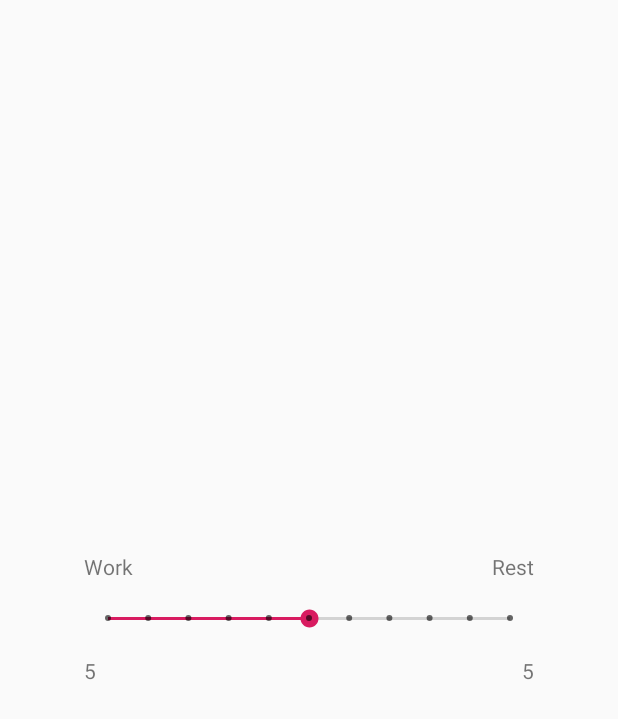
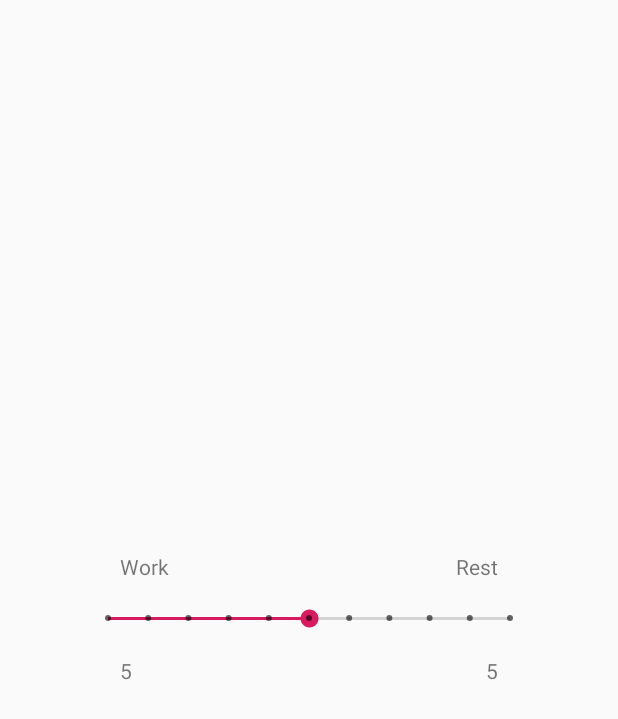
Before and after one commit to kirillkhudiakov/work-life-balance, an Android app: the layout activity_main.xml on its own in the app's theme, with its tools: preview values and no code run, on a phone screen of 412 x 824 dp. Shown: the top 719 px of the screen. Run offline under Robolectric (Android 15) with nearby library versions, the phone set to English and light mode, and no system bars.

```diff
--- a/app/build.gradle
+++ b/app/build.gradle
@@ -3,6 +3,8 @@ apply plugin: 'com.android.application'
 apply plugin: 'kotlin-android'
 
 apply plugin: 'kotlin-android-extensions'
+
+apply plugin: 'kotlin-kapt'
 
 android {
     compileSdkVersion 29
@@ -21,6 +23,9 @@ android {
             proguardFiles getDefaultProguardFile('proguard-android-optimize.txt'), 'proguard-rules.pro'
         }
     }
+    dataBinding {
+        enabled = true
+    }
 }
 
 dependencies {
--- a/app/src/main/java/khudiakovkirill/worklifebalance/MainActivity.kt
+++ b/app/src/main/java/khudiakovkirill/worklifebalance/MainActivity.kt
@@ -2,11 +2,17 @@ package khudiakovkirill.worklifebalance
 
 import androidx.appcompat.app.AppCompatActivity
 import android.os.Bundle
+import androidx.databinding.DataBindingUtil
+import khudiakovkirill.worklifebalance.databinding.ActivityMainBinding
 
 class MainActivity : AppCompatActivity() {
 
+    private lateinit var viewModel: MainActivityViewModel
+
     override fun onCreate(savedInstanceState: Bundle?) {
         super.onCreate(savedInstanceState)
-        setContentView(R.layout.activity_main)
+
+        val binding = DataBindingUtil
+            .setContentView<ActivityMainBinding>(this, R.layout.activity_main)
     }
 }
--- a/app/src/main/java/khudiakovkirill/worklifebalance/MainActivityViewModel.kt
+++ b/app/src/main/java/khudiakovkirill/worklifebalance/MainActivityViewModel.kt
@@ -1 +1,7 @@
 package khudiakovkirill.worklifebalance
+
+import androidx.lifecycle.ViewModel
+
+class MainActivityViewModel : ViewModel() {
+
+}
--- a/app/src/main/res/layout/activity_main.xml
+++ b/app/src/main/res/layout/activity_main.xml
@@ -1,7 +1,8 @@
 <?xml version="1.0" encoding="utf-8"?>
-<androidx.constraintlayout.widget.ConstraintLayout xmlns:android="http://schemas.android.com/apk/res/android"
+<layout xmlns:android="http://schemas.android.com/apk/res/android"
     xmlns:app="http://schemas.android.com/apk/res-auto"
-    xmlns:tools="http://schemas.android.com/tools"
+    xmlns:tools="http://schemas.android.com/tools">
+    <androidx.constraintlayout.widget.ConstraintLayout
         android:layout_width="match_parent"
         android:layout_height="match_parent"
         tools:context=".MainActivity">
@@ -19,10 +20,11 @@
             app:layout_constraintTop_toTopOf="parent" />
 
         <TextView
-        android:id="@+id/work_label-text"
+            android:id="@+id/work_label_text"
             android:layout_width="wrap_content"
             android:layout_height="wrap_content"
-        android:layout_marginBottom="@dimen/spacing_normal"
+            android:layout_marginStart="@dimen/spacing_large"
+            android:layout_marginBottom="@dimen/spacing_medium"
             android:text="@string/work"
             app:layout_constraintBottom_toTopOf="@+id/work_text"
             app:layout_constraintStart_toStartOf="@+id/work_text" />
@@ -31,7 +33,8 @@
             android:id="@+id/rest_label_text"
             android:layout_width="wrap_content"
             android:layout_height="wrap_content"
-        android:layout_marginBottom="@dimen/spacing_normal"
+            android:layout_marginBottom="@dimen/spacing_medium"
+            android:layout_marginEnd="@dimen/spacing_large"
             android:text="@string/rest"
             app:layout_constraintBottom_toTopOf="@+id/work_text"
             app:layout_constraintEnd_toEndOf="@+id/work_text" />
@@ -40,7 +43,8 @@
             android:id="@+id/work_value_text"
             android:layout_width="wrap_content"
             android:layout_height="wrap_content"
-        android:layout_marginTop="@dimen/spacing_normal"
+            android:layout_marginTop="@dimen/spacing_medium"
+            android:layout_marginStart="@dimen/spacing_large"
             android:text="@string/five"
             app:layout_constraintStart_toStartOf="@+id/work_text"
             app:layout_constraintTop_toBottomOf="@+id/work_text" />
@@ -49,9 +53,11 @@
             android:id="@+id/rest_value_text"
             android:layout_width="wrap_content"
             android:layout_height="wrap_content"
-        android:layout_marginTop="@dimen/spacing_normal"
+            android:layout_marginTop="@dimen/spacing_medium"
+            android:layout_marginEnd="@dimen/spacing_large"
             android:text="@string/five"
             app:layout_constraintEnd_toEndOf="@+id/work_text"
             app:layout_constraintTop_toBottomOf="@+id/work_text" />
 
     </androidx.constraintlayout.widget.ConstraintLayout>
+</layout>
--- a/app/src/main/res/values/dimens.xml
+++ b/app/src/main/res/values/dimens.xml
@@ -1,4 +1,5 @@
 <?xml version="1.0" encoding="utf-8"?>
 <resources>
-    <dimen name="spacing_normal">16dp</dimen>
+    <dimen name="spacing_medium">16dp</dimen>
+    <dimen name="spacing_large">24dp</dimen>
 </resources>
--- a/gradle.properties
+++ b/gradle.properties
@@ -19,3 +19,5 @@ android.useAndroidX=true
 android.enableJetifier=true
 # Kotlin code style for this project: "official" or "obsolete":
 kotlin.code.style=official
+
+kapt.incremental.apt=true
```
Lines whose indentation alone changed are shown as unchanged.
